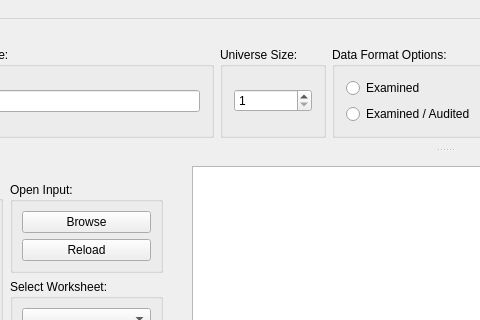
This is products/RAT-STATS/rstats_modules/unrestricted_variable_appraisal/src/UIRStatsUVA.ui in cbtek/RStats2017 as Qt 5 draws it before an edit; both pictures show x 116 to 596 and y 0 to 320 of the 1122 by 768 pixel window. The edited form follows.
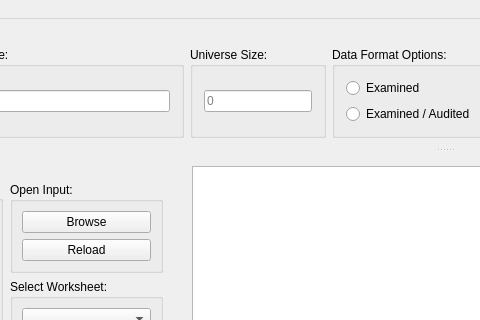
This is the edited form.

Commit message: Fixed issues from 2nd Submission comments for RStats modules Removed all numeric (up/down) boxes and replaced them with text boxes Fixed small bug in XLS reader that was causing sheet name now to be stored in worksheet. Added sheet filename to all output files Added total sum to SVA

```diff
--- a/products/RAT-STATS/rstats_modules/unrestricted_variable_appraisal/src/UIRStatsUVA.ui
+++ b/products/RAT-STATS/rstats_modules/unrestricted_variable_appraisal/src/UIRStatsUVA.ui
@@ -222,15 +222,9 @@
          <number>11</number>
         </property>
         <item>
-         <widget class="QSpinBox" name="m_spnUniverseSize">
-          <property name="minimum">
-           <number>1</number>
-          </property>
-          <property name="maximum">
-           <number>999999999</number>
-          </property>
-          <property name="value">
-           <number>1</number>
+         <widget class="QLineEdit" name="m_txtUniverseSize">
+          <property name="placeholderText">
+           <string>0</string>
           </property>
          </widget>
         </item>
```
Left out of the diff: 1 changed line with no effect on the pictures. The commit also changes 24 other files.
